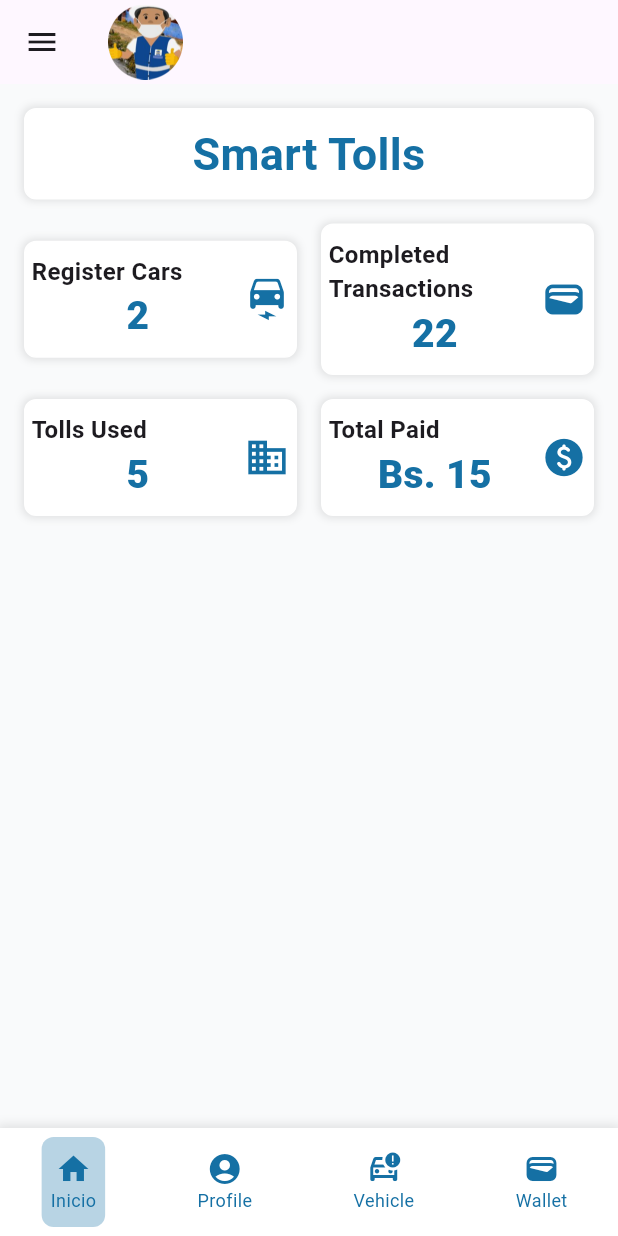
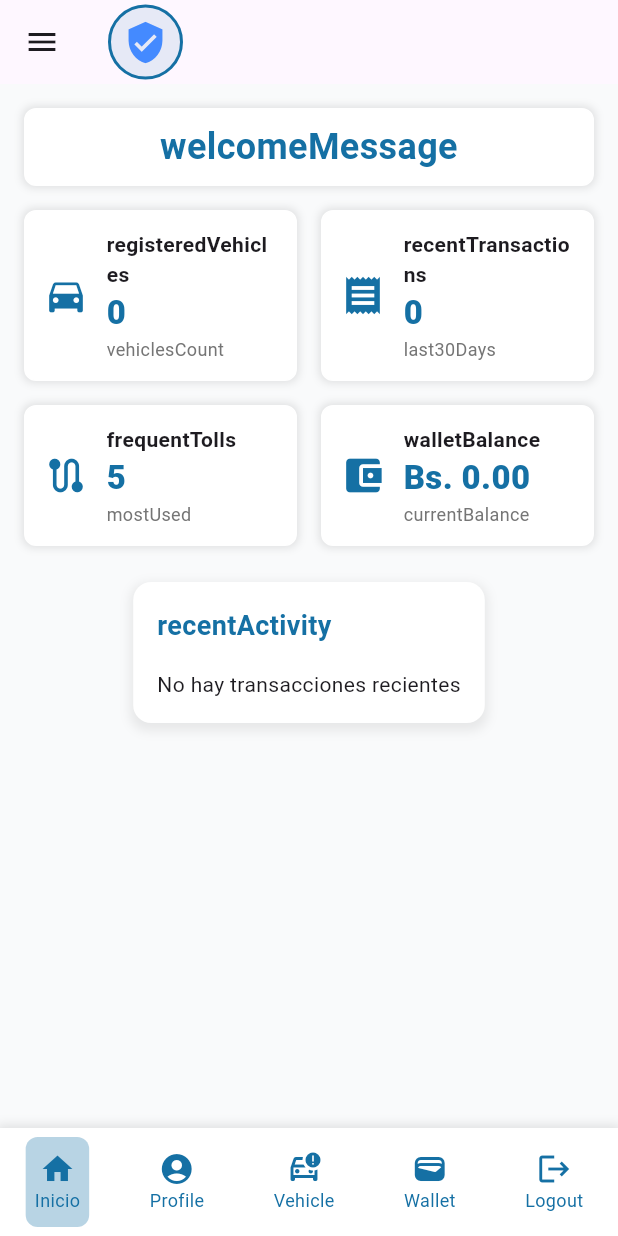
Before and after one commit to JhousefSilva1/st_FrontEnd, a Flutter app: the HomeView screen opened by its route, on a phone screen of 412 x 824 dp. Run offline on Flutter 3.47's test engine with Material 3 defaults, Android fonts, the phone set to English and light mode, and no system bars; our stand-ins replace camera, fl_chart, flutter_dotenv, flutter_secure_storage, flutter_svg, go_router and 2 more; missing offline and left inert: overlay_loading_progress, u_credit_card; accounts and stored records are empty.

```diff
--- a/lib/views/customer/home/home_view.dart
+++ b/lib/views/customer/home/home_view.dart
@@ -8,7 +8,7 @@ import 'package:smarttolls/style/app_style.dart';
 import 'package:smarttolls/widgets/menu/desktop/drawer.dart';
 import 'package:smarttolls/widgets/menu/mobile/drawerMobile.dart';
 
-import '../../../utils/assets_images.dart';
+import '../../../providers/customer/vehicle_customer_provider.dart';
 
 class HomeView extends StatelessWidget {
   static const String routerName = 'home';
@@ -25,19 +25,32 @@ class HomeView extends StatelessWidget {
             mainAxisAlignment: MainAxisAlignment.start,
             children: [
               const SizedBox(height: 8),
-                AssetsImages.logoAvatar(height: 50),
-                const SizedBox(height: 8),
+              Container(
+                width: 50,
+                height: 50,
+                decoration: BoxDecoration(
+                  shape: BoxShape.circle,
+                  color: AppStyle.primary.withOpacity(0.1),
+                  border: Border.all(color: AppStyle.primary, width: 2),
+                ),
+                child: const Icon(
+                  Icons.verified_user,
+                  size: 30,
+                  color: Colors.blueAccent,
+                ),
+              ),
+              const SizedBox(width: 12),
               Consumer<UserProvider>(
                 builder: (context, userProvider, child) {
                   return Column(
                     crossAxisAlignment: CrossAxisAlignment.start,
                     children: [
                       Text(
-                          '${userProvider.name ?? ''} ',
+                        '${userProvider.name ?? ''}',
                         style: const TextStyle(fontSize: 16, fontWeight: FontWeight.bold),
                       ),
                       Text(
-                          '${userProvider.lastName ?? ''} ',
+                        '${userProvider.lastName ?? ''}',
                         style: const TextStyle(fontSize: 16, fontWeight: FontWeight.bold),
                       ),
                     ],
@@ -45,150 +58,20 @@ class HomeView extends StatelessWidget {
                 },
               ),
             ],
-
           ),
-
         ),
-
-        drawer: isMobile? const SmartTollsMobileDrawer(): null,
+        drawer: isMobile ? const SmartTollsMobileDrawer() : null,
         backgroundColor: AppStyle.ligthGrey,
-        body: isMobile? const SingleChildScrollView(
+        body: isMobile
+            ? const SingleChildScrollView(
                 child: Padding(
                   padding: EdgeInsets.all(16),
                   child: Column(
-              children: [
-                HomeMobileView()
-              ],
+                    children: [HomeMobileView()],
                   ),
                 ),
-        ): const HomeTabletView(),
-      ),
-    );
-  }
-
-  Widget bottomTitleWidgets(double value, TitleMeta meta) {
-    const style = TextStyle(
-      fontWeight: FontWeight.bold,
-      fontSize: 14,
-    );
-    Widget text;
-    switch (value.toInt()) {
-      case 2:
-        text = const Text('MAR', style: style);
-        break;
-      case 5:
-        text = const Text('JUN', style: style);
-        break;
-      case 8:
-        text = const Text('SEP', style: style);
-        break;
-      default:
-        text = const Text('', style: style);
-        break;
-    }
-
-    return SideTitleWidget(
-      axisSide: meta.axisSide,
-      child: text,
-    );
-  }
-
-  Widget leftTitleWidgets(double value, TitleMeta meta) {
-    const style = TextStyle(
-      fontWeight: FontWeight.bold,
-      fontSize: 15,
-    );
-    String text;
-    switch (value.toInt()) {
-      case 1:
-        text = '1K';
-        break;
-      case 3:
-        text = '3k';
-        break;
-      case 5:
-        text = '5k';
-        break;
-      default:
-        return Container();
-    }
-
-    return Text(text, style: style, textAlign: TextAlign.left);
-  }
-
-  LineChartData mainData(HomeProvider homeProvider) {
-    return LineChartData(
-      borderData: FlBorderData(
-        show: true,
-        border: Border.all(color: AppStyle.ligthGrey),
-      ),
-      gridData: FlGridData(
-        drawVerticalLine: false,
-        getDrawingHorizontalLine: (value) {
-          return const FlLine(
-            color: AppStyle.grey,
-            strokeWidth: 1,
-          );
-        },
-        horizontalInterval: 1,
-        show: true,
-      ),
-      lineBarsData: [
-        LineChartBarData(
-          spots: const [
-            FlSpot(0, 3),
-            FlSpot(2.6, 2),
-            FlSpot(4.9, 5),
-            FlSpot(6.8, 3.1),
-            FlSpot(8, 4),
-            FlSpot(9.5, 3),
-            FlSpot(11, 4),
-          ],
-          isCurved: true,
-          gradient: LinearGradient(
-            colors: homeProvider.gradientColors,
-          ),
-          barWidth: 5,
-          isStrokeCapRound: true,
-          dotData: const FlDotData(
-            show: false,
-          ),
-          belowBarData: BarAreaData(
-            show: true,
-            gradient: LinearGradient(
-              colors: homeProvider.gradientColors.map((color) => color.withOpacity(0.3)).toList(),
-            ),
-          ),
-        ),
-      ],
-      maxX: 11,
-      maxY: 6,
-      minX: 0,
-      minY: 0,
-      titlesData: FlTitlesData(
-        bottomTitles: AxisTitles(
-          sideTitles: SideTitles(
-            showTitles: true,
-            reservedSize: 30,
-            interval: 1,
-            getTitlesWidget: bottomTitleWidgets,
-          ),
-        ),
-        leftTitles: AxisTitles(
-          sideTitles: SideTitles(
-            showTitles: true,
-            interval: 1,
-            getTitlesWidget: leftTitleWidgets,
-            reservedSize: 42,
-          ),
-        ),
-        rightTitles: const AxisTitles(
-          sideTitles: SideTitles(showTitles: false),
-        ),
-        show: true,
-        topTitles: const AxisTitles(
-          sideTitles: SideTitles(showTitles: false),
-        ),
+              )
+            : const HomeTabletView(),
       ),
     );
   }
@@ -201,7 +84,7 @@ class HomeMobileView extends StatelessWidget {
   Widget build(BuildContext context) {
     return const Column(
       children: [
-        Home()
+        HomeDashboard()
       ],
     );
   }
@@ -222,7 +105,7 @@ class HomeTabletView extends StatelessWidget {
               padding: EdgeInsets.all(16),
               child: Column(
                 children: [
-                  Home()
+                  HomeDashboard()
                 ],
               ),
             ),
@@ -233,11 +116,24 @@ class HomeTabletView extends StatelessWidget {
   }
 }
 
-class Home extends StatelessWidget {
-  const Home({super.key});
+class HomeDashboard extends StatelessWidget {
+  const HomeDashboard({super.key});
 
   @override
   Widget build(BuildContext context) {
+    final userProvider = Provider.of<UserProvider>(context);
+    final walletProvider = Provider.of<WalletProvider>(context, listen: false);
+    final vehiclesProvider = Provider.of<VehiclesCustomerProvider>(context, listen: false);
+
+    // Cargar datos al iniciar
+    WidgetsBinding.instance.addPostFrameCallback((_) {
+      final personId = userProvider.personId;
+      if (personId != null) {
+        vehiclesProvider.loadCustomerVehicles(personId);
+        walletProvider.loadUserVehicles();
+      }
+    });
+
     return Column(
       crossAxisAlignment: CrossAxisAlignment.center,
       mainAxisAlignment: MainAxisAlignment.spaceBetween,
@@ -258,8 +154,51 @@ class Home extends StatelessWidget {
           width: double.infinity,
           child: Padding(
             padding: const EdgeInsets.symmetric(horizontal: 4.0, vertical: 8.0),
-            child: Text(S.of(context).appName, style: const TextStyle(color: AppStyle.primary, fontSize: 30, fontWeight: FontWeight.w700), textAlign: TextAlign.center),
+            child: Text(
+              S.of(context).welcomeMessage,
+
+              style: const TextStyle(
+                color: AppStyle.primary,
+                fontSize: 24,
+                fontWeight: FontWeight.w700
               ),
+              textAlign: TextAlign.center
+            ),
+          ),
+        ),
+        const SizedBox(height: 16),
+        Consumer<VehiclesCustomerProvider>(
+          builder: (context, vehiclesProvider, child) {
+            final vehicleCount = vehiclesProvider.vehicles.length;
+            return Row(
+              children: [
+                Expanded(
+                  flex: 2,
+                  child: HomeCard(
+                    data: vehicleCount.toString(),
+                    icon: const Icon(Icons.directions_car, color: AppStyle.primary, size: 30),
+                    title: S.of(context).registeredVehicles,
+                    subtitle: S.of(context).vehiclesCount(vehicleCount),
+                  ),
+                ),
+                const SizedBox(width: 16),
+                Consumer<WalletProvider>(
+                  builder: (context, walletProvider, child) {
+                    final transactionCount = walletProvider.transactions.length;
+                    return Expanded(
+                      flex: 2,
+                      child: HomeCard(
+                        data: transactionCount.toString(),
+                        icon: const Icon(Icons.receipt, color: AppStyle.primary, size: 30),
+                        title: S.of(context).recentTransactions,
+                        subtitle: S.of(context).last30Days,
+                      ),
+                    );
+                  },
+                ),
+              ],
+            );
+          },
         ),
         const SizedBox(height: 16),
         Row(
@@ -267,53 +206,100 @@ class Home extends StatelessWidget {
             Expanded(
               flex: 2,
               child: HomeCard(
-                data: '2',
-                icon: const Icon(Icons.electric_car_rounded, color: AppStyle.primary, size: 30),
-                title: S.of(context).registerCars
+                data: '5', // TODO: Reemplazar con datos reales de peajes frecuentes
+                icon: const Icon(Icons.route, color: AppStyle.primary, size: 30),
+                title: S.of(context).frequentTolls,
+                subtitle: S.of(context).mostUsed,
               ),
             ),
             const SizedBox(width: 16),
-            Expanded(
+            Consumer<WalletProvider>(
+              builder: (context, walletProvider, child) {
+                final balance = walletProvider.selectedVehicleWallet?.balance ?? 0;
+                return Expanded(
                   flex: 2,
                   child: HomeCard(
-                data: '22',
-                icon: const Icon(Icons.wallet, color: AppStyle.primary, size: 30),
-                title: S.of(context).completedTransactions
+                    data: 'Bs. ${balance.toStringAsFixed(2)}',
+                    icon: const Icon(Icons.account_balance_wallet, color: AppStyle.primary, size: 30),
+                    title: S.of(context).walletBalance,
+                    subtitle: S.of(context).currentBalance,
+                  ),
+                );
+              },
+            ),
+          ],
+        ),
+        const SizedBox(height: 24),
+        Consumer<WalletProvider>(
+          builder: (context, walletProvider, child) {
+            final transactions = walletProvider.transactions;
+            return Container(
+              padding: const EdgeInsets.all(16),
+              decoration: BoxDecoration(
+                color: Colors.white,
+                borderRadius: BorderRadius.circular(12),
+                boxShadow: [
+                  BoxShadow(
+                    color: Colors.grey.withOpacity(0.2),
+                    spreadRadius: 2,
+                    blurRadius: 5,
+                    offset: const Offset(0, 3),
+                  ),
+                ],
+              ),
+              child: Column(
+                crossAxisAlignment: CrossAxisAlignment.start,
+                children: [
+                  Text(
+                    S.of(context).recentActivity,
+                    style: const TextStyle(
+                      fontSize: 18,
+                      fontWeight: FontWeight.bold,
+                      color: AppStyle.primary,
+                    ),
+                  ),
+                  const SizedBox(height: 16),
+                  if (transactions.isEmpty)
+                    const Text('No hay transacciones recientes')
+                  else
+                    SizedBox(
+                      height: 200,
+                      child: ListView.builder(
+                        itemCount: transactions.length > 5 ? 5 : transactions.length,
+                        itemBuilder: (context, index) {
+                          final transaction = transactions[index];
+                          return ListTile(
+                            leading: const Icon(Icons.attach_money, color: AppStyle.primary),
+                            title: Text('Peaje ${transaction.tollName}'),
+                            subtitle: Text((transaction.transactionDate ?? 'Fecha no disponible').toString()),
+                            trailing: Text('-Bs. ${transaction.amount?.toStringAsFixed(2) ?? '0.00'}'),
+                          );
+                        },
                       ),
                     ),
                 ],
               ),
-        const SizedBox(height: 16),
-        Row(
-          children: [
-            Expanded(
-              flex: 2,
-              child: HomeCard(
-                data: '5',
-                icon: const Icon(Icons.business_outlined, color: AppStyle.primary, size: 30),
-                title: S.of(context).tollsUsed
-              ),
-            ),
-            const SizedBox(width: 16),
-            Expanded(
-              flex: 2,
-              child: HomeCard(
-                data: 'Bs. 15',
-                icon: const Icon(Icons.paid_rounded, color: AppStyle.primary, size: 30),
-                title: S.of(context).totalPaid
-              ),
-            ),
-          ],
+            );
+          },
         ),
       ],
     );
   }
 }
+
 class HomeCard extends StatelessWidget {
-  const HomeCard({super.key, required this.data, required this.icon, required this.title});
+  const HomeCard({
+    super.key,
+    required this.data,
+    required this.icon,
+    required this.title,
+    this.subtitle = '',
+  });
+
   final String data;
   final Widget icon;
   final String title;
+  final String subtitle;
 
   @override
   Widget build(BuildContext context) {
@@ -330,25 +316,42 @@ class HomeCard extends StatelessWidget {
           ),
         ]
       ),
-      width: MediaQuery.of(context).size.width * .44,
       child: Padding(
-        padding: const EdgeInsets.symmetric(horizontal: 4.0, vertical: 8.0),
+        padding: const EdgeInsets.all(12.0),
         child: Row(
           children: [
+            icon,
+            const SizedBox(width: 12),
             Expanded(
               child: Column(
                 crossAxisAlignment: CrossAxisAlignment.start,
-                mainAxisAlignment: MainAxisAlignment.start,
                 children: [
-                  Text(title, style: const TextStyle(fontSize: 16.0, fontWeight: FontWeight.w700)),
-                  Align(
-                    alignment: Alignment.center,
-                    child: Text(data, style: const TextStyle(color: AppStyle.primary, fontSize: 26, fontWeight: FontWeight.w800), textAlign: TextAlign.center)
-                  )
+                  Text(
+                    title,
+                    style: const TextStyle(
+                      fontSize: 14.0,
+                      fontWeight: FontWeight.w600,
+                    ),
+                  ),
+                  Text(
+                    data,
+                    style: const TextStyle(
+                      color: AppStyle.primary,
+                      fontSize: 22,
+                      fontWeight: FontWeight.w800,
+                    ),
+                  ),
+                  if (subtitle.isNotEmpty)
+                    Text(
+                      subtitle,
+                      style: TextStyle(
+                        fontSize: 12.0,
+                        color: Colors.grey[600],
+                      ),
+                    ),
                 ],
               ),
             ),
-            icon
           ],
         ),
       ),
--- a/lib/views/customer/navBar/nav_bar_view.dart
+++ b/lib/views/customer/navBar/nav_bar_view.dart
@@ -32,6 +32,9 @@ class NavBarView extends StatelessWidget {
             CustomIcon(icon: Icon(Icons.account_circle_rounded, color: AppStyle.primary), index: 1, label: S.of(context).profile, route: ProfileCustomerView.routerName),
             CustomIcon(icon: Icon(Icons.car_crash_outlined, color: AppStyle.primary), index: 3, label: S.of(context).vehicle, route: VehiclesCustomerView.routerName),
             CustomIcon(icon: Icon(Icons.wallet_outlined, color: AppStyle.primary), index: 4, label: S.of(context).wallet, route: WalletView.routerName),
+            // logout button
+            CustomIcon(icon: Icon(Icons.logout, color: AppStyle.primary), index: 5, label: S.of(context).logout, route: WelcomeView.routerName),
+
           ],
         ),
       ),
```
Also changed, not shown: lib/api/smart_tolls_api.dart (+106 -1 lines), lib/providers/vehicles_colors_provider.dart (+48 -0 lines), lib/views/admin/colors/vehicles_colors_admin_view.dart (+95 -0 lines), lib/widgets/vehicles_colors_card.dart (+13 -8 lines), lib/generated/l10n.dart, 4 other files. Lines whose indentation alone changed are shown as unchanged.
